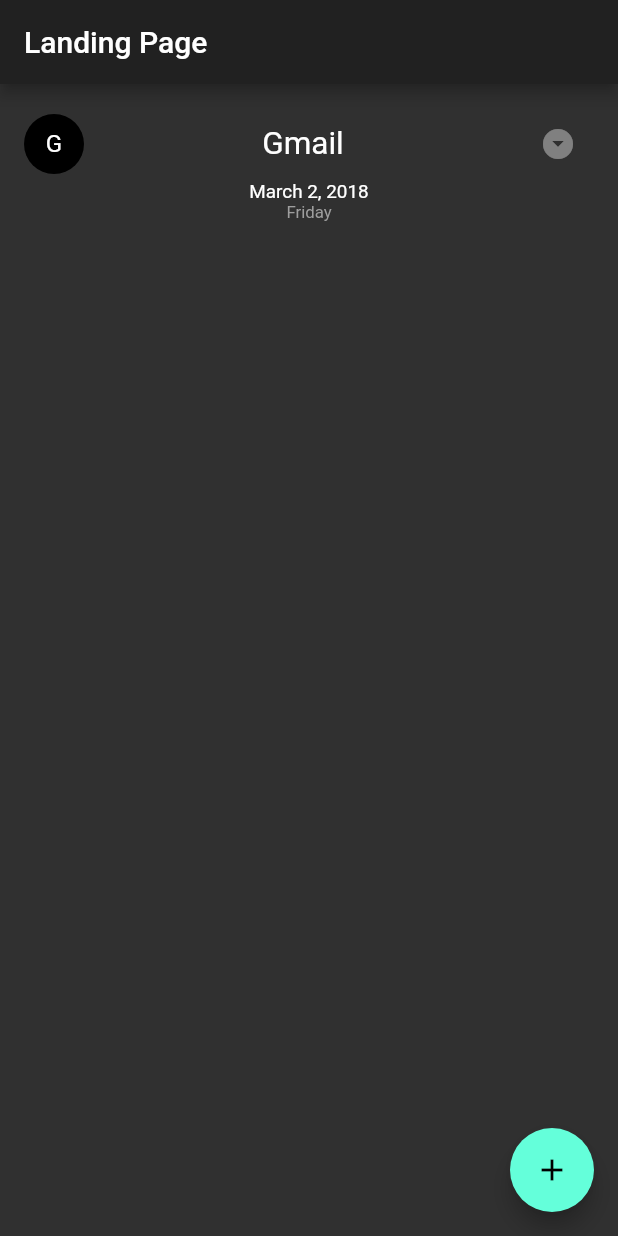
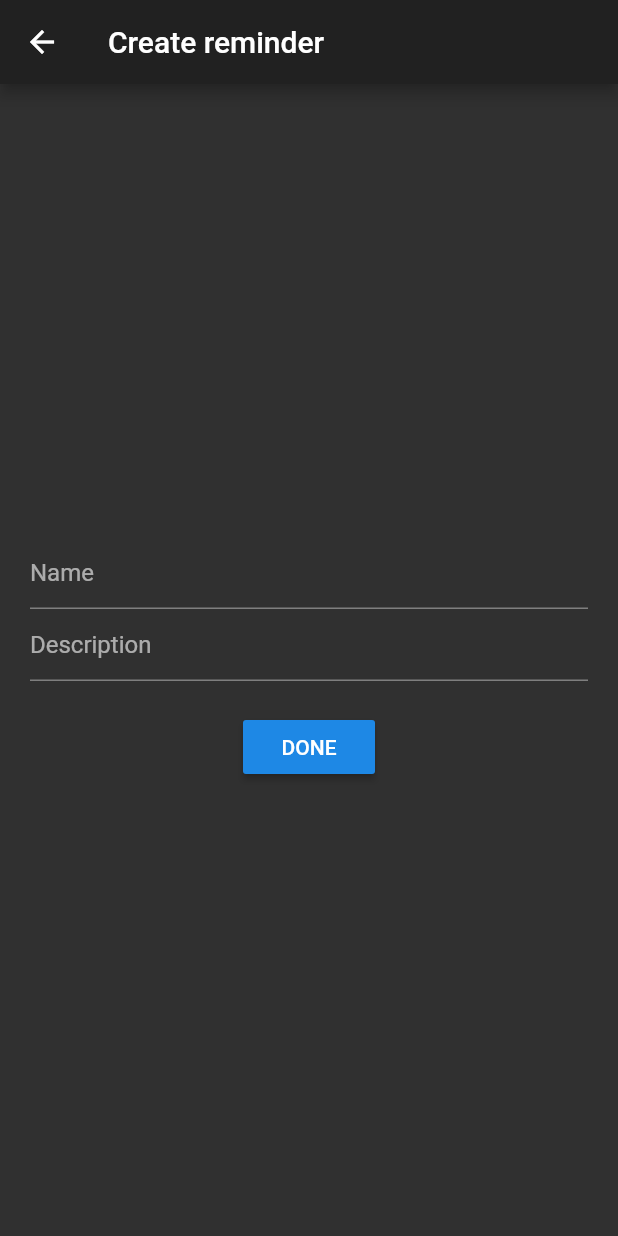
Before and after one commit to CHelding/remembots, a Flutter app: the screen it shows after launch, after a tap on the "add" icon, on a phone screen of 412 x 824 dp. Run offline on Flutter 3.47's test engine with Material 2 defaults, Android fonts, the phone set to English and light mode, and no system bars; our stand-ins replace sensors.

Commit message:
Restructuring and layout redone

```diff
--- a/lib/Reminder.dart
+++ b/lib/Reminder.dart
@@ -1,7 +1,8 @@
 class Reminder {
+  bool isExpanded;
   String name;
   String description;
-  DateTime dueDate;
+  DateTime creationDate;
 
-  Reminder(this.name, this.description, this.dueDate);
+  Reminder(this.isExpanded, this.name, this.description, this.creationDate);
 }
--- a/lib/ReminderListItem.dart
+++ /dev/null
@@ -1,64 +0,0 @@
-import 'package:flutter/material.dart';
-import 'package:intl/intl.dart';
-import 'package:remembots/Reminder.dart';
-
-class ReminderItem extends StatelessWidget {
-  final Reminder reminder;
-
-  ReminderItem(this.reminder);
-
-  @override
-  Widget build(BuildContext context) {
-    return new Padding(
-      padding: new EdgeInsets.all(16.0),
-
-      child: new Column(
-        children: <Widget>[
-
-          new Row(
-            children: <Widget>[
-              new CircleAvatar(
-                  child: new Text(reminder.name[0])
-              ),
-              new Expanded(
-                  child: new Text(
-                    reminder.name.toString(),
-                    textScaleFactor: 1.5,
-                    textAlign: TextAlign.center,
-                  )
-              ),
-              new IconButton(
-                    //onPressed: addReminder,
-                    tooltip: 'Open reminder',
-                    icon: new Icon(Icons.arrow_drop_down_circle)
-              ),
-            ],
-          ),
-
-          new Row(
-            children: <Widget>[
-              new Expanded(
-                  child: new Column(children: <Widget>[
-                    new Text(
-                      new DateFormat.yMMMMd().format(reminder.dueDate),
-                      textScaleFactor: 0.9,
-                      textAlign: TextAlign.left,
-                    ),
-                    new Text(
-                      new DateFormat.EEEE().format(reminder.dueDate),
-                      textScaleFactor: 0.8,
-                      textAlign: TextAlign.right,
-                      style: new TextStyle(
-                        color: Colors.grey,
-                      ),
-                    ),
-                  ],)
-              )
-            ],
-          ),
-
-        ],
-      ),
-    );
-  }
-}
--- a/lib/main.dart
+++ b/lib/main.dart
@@ -1,6 +1,8 @@
 import 'package:flutter/material.dart';
 import 'package:remembots/Reminder.dart';
-import 'package:remembots/ReminderListItem.dart';
+import 'package:intl/intl.dart';
+import 'package:sensors/sensors.dart';
+import 'dart:async';
 
 void main() {
   runApp(new RemembotApp());
@@ -14,6 +16,10 @@ class RemembotApp extends StatelessWidget {
       title: 'Remembot App',
       theme: new ThemeData.dark(),
       home: new LandingPage(title: 'Landing Page'),
+      routes: <String, WidgetBuilder> {
+        "/LandingPage": (BuildContext context) => new LandingPage(),
+        "/CreateReminderPage": (BuildContext context) => new CreateReminderPage()
+      },
     );
   }
 }
@@ -28,12 +34,16 @@ class LandingPage extends StatefulWidget {
 }
 
 class LandingPageState extends State<LandingPage> {
-  List<Reminder> reminders = new List();
+  static List<Reminder> reminders = new List();
+  List<StreamSubscription<dynamic>> _streamSubscriptions =
+  <StreamSubscription<dynamic>>[];
 
   void addReminder() {
-    setState(() {
-      reminders.add(new Reminder("Gmail", "Respond to email", new DateTime.now()));
-    });
+    Navigator.of(context).pushNamed("/CreateReminderPage");
+  }
+
+  static void submitReminder(bool isExpanded, String name, String description, DateTime creationDate) {
+    reminders.add(new Reminder(isExpanded, name, description, creationDate));
   }
 
   @override
@@ -44,10 +54,84 @@ class LandingPageState extends State<LandingPage> {
       ), // consider moving this one layer up, to the Landing Page itself
 
       body: new ListView(
-          children:
-          reminders.map((Reminder reminder){
-            return new ReminderItem(reminder);
-          }).toList(),
+        children: [
+          new Padding(
+            padding: new EdgeInsets.all(10.0),
+            child: new ExpansionPanelList(
+
+              expansionCallback: (int index, bool isExpanded) {
+                setState(() {
+                  reminders[index].isExpanded = !reminders[index].isExpanded;
+                });
+              },
+
+              children: reminders.map((Reminder reminder) {
+                return new ExpansionPanel(
+
+                  headerBuilder: (BuildContext context, bool isExpanded) {
+                    return new ListTile(
+                      leading: new CircleAvatar(
+                        child: new Text(
+                          reminder.name[0],
+                          textAlign: TextAlign.left,
+                        )
+                      ),
+
+                      title: new Text(
+                        reminder.name,
+                        textAlign: TextAlign.center,
+                      )
+                    );
+                  },
+                  isExpanded: reminder.isExpanded,
+
+                  body: new Column(
+                    children: <Widget>[
+
+                      new Row(
+                        children: <Widget>[
+                          new Expanded(
+                            child: new Text(
+                              reminder.description,
+                              textAlign: TextAlign.center,
+                            )
+                          )
+                        ]
+                      ),
+
+                      new Padding(
+                        padding: new EdgeInsets.all(10.0),
+                        child: new Row(
+                          children: <Widget>[
+                            new Expanded(
+                              child: new Column(children: <Widget>[
+                                new Text(
+                                  new DateFormat.yMMMMd().format(reminder.creationDate),
+                                  textScaleFactor: 0.9,
+                                  textAlign: TextAlign.center,
+                                ),
+                                new Text(
+                                  new DateFormat.EEEE().format(reminder.creationDate),
+                                  textScaleFactor: 0.8,
+                                  textAlign: TextAlign.center,
+                                  style: new TextStyle(
+                                    color: Colors.grey,
+                                  ),
+                                ),
+                              ],)
+                            )
+                          ]
+                        ),
+                      ),
+
+                    ],
+                  )
+
+                );
+              }).toList(),
+            )
+          ),
+        ]
       ),
 
       floatingActionButton: new FloatingActionButton(
@@ -58,4 +142,72 @@ class LandingPageState extends State<LandingPage> {
     );
   }
 
+  @override
+  void dispose() {
+    super.dispose();
+    for (StreamSubscription<dynamic> subscription in _streamSubscriptions) {
+      subscription.cancel();
+    }
+  }
+
+  @override
+  void initState() {
+    super.initState();
+    _streamSubscriptions.add(accelerometerEvents.listen((AccelerometerEvent event) {
+      setState(() {
+        Scaffold.of(context).showSnackBar(new SnackBar(
+            content: new Text('You shook me')
+        ));
+      });
+    }));
+  }
 }
+
+class CreateReminderPage extends StatelessWidget {
+  final TextEditingController name = new TextEditingController();
+  final TextEditingController description = new TextEditingController();
+
+  @override
+  Widget build(BuildContext context) {
+    return new Scaffold(
+        appBar: new AppBar(
+          title: new Text("Create reminder"), // Fix
+        ),
+
+        body: new Padding(
+          padding: new EdgeInsets.all(20.0),
+          child: new Column(
+            mainAxisAlignment: MainAxisAlignment.center,
+            children: <Widget>[
+
+              new TextField(
+                controller: name,
+                decoration: new InputDecoration(
+                  hintText: 'Name',
+                ),
+              ),
+
+              new TextField(
+                controller: description,
+                decoration: new InputDecoration(
+                  hintText: 'Description',
+                ),
+              ),
+
+              new Padding(
+                padding: new EdgeInsets.only(top: 20.0),
+                child: new RaisedButton(
+                  onPressed: () {
+                    LandingPageState.submitReminder(false, name.text, description.text, new DateTime.now());
+                    Navigator.of(context).pop();
+                  },
+                  child: new Text('DONE'),
+                ),
+              )
+
+            ],
+          )
+        )
+    );
+  }
+}
--- a/pubspec.yaml
+++ b/pubspec.yaml
@@ -10,6 +10,8 @@ dependencies:
   cupertino_icons: ^0.1.0
 
   intl: ^0.15.2
+
+  sensors: ^0.2.1
 
 dev_dependencies:
   flutter_test:
```
Also changed, not shown: 1 other file.
